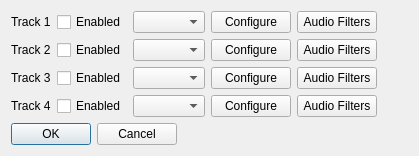
Qt form branches/avidemux_2.6_branch_mean/avidemux/qt4/ADM_userInterfaces/ADM_dialog/audioTracks.ui (BackupTheBerlios/avidemux-svn) before a commit.
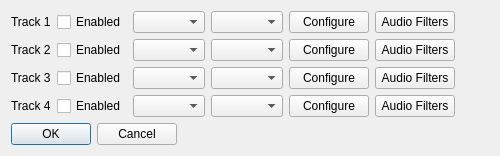
The same form after that commit.

Commit message: [ui] Add dummy audiotrack dialog

Patch:
```diff
--- a/branches/avidemux_2.6_branch_mean/avidemux/qt4/ADM_userInterfaces/ADM_dialog/audioTracks.ui
+++ b/branches/avidemux_2.6_branch_mean/avidemux/qt4/ADM_userInterfaces/ADM_dialog/audioTracks.ui
@@ -6,8 +6,8 @@
    <rect>
     <x>0</x>
     <y>0</y>
-    <width>419</width>
-    <height>155</height>
+    <width>500</width>
+    <height>153</height>
    </rect>
   </property>
   <property name="windowTitle">
@@ -15,8 +15,6 @@
   </property>
   <layout class="QFormLayout" name="formLayout">
    <item row="0" column="0">
-    <layout class="QVBoxLayout" name="verticalLayout">
-     <item>
       <layout class="QHBoxLayout" name="horizontalLayout">
        <item>
         <widget class="QLabel" name="label1">
@@ -32,6 +30,9 @@
          </property>
         </widget>
        </item>
+     <item>
+      <widget class="QComboBox" name="comboBoxInput1"/>
+     </item>
        <item>
         <widget class="QComboBox" name="comboBoxCodec1"/>
        </item>
@@ -51,7 +52,7 @@
        </item>
       </layout>
      </item>
-     <item>
+   <item row="1" column="0">
       <layout class="QHBoxLayout" name="horizontalLayout_2">
        <item>
         <widget class="QLabel" name="label1_2">
@@ -67,6 +68,9 @@
          </property>
         </widget>
        </item>
+     <item>
+      <widget class="QComboBox" name="comboBoxInput2"/>
+     </item>
        <item>
         <widget class="QComboBox" name="comboBoxCodec2"/>
        </item>
@@ -86,7 +90,7 @@
        </item>
       </layout>
      </item>
-     <item>
+   <item row="2" column="0">
       <layout class="QHBoxLayout" name="horizontalLayout_3">
        <item>
         <widget class="QLabel" name="label1_3">
@@ -102,6 +106,9 @@
          </property>
         </widget>
        </item>
+     <item>
+      <widget class="QComboBox" name="comboBoxInput3"/>
+     </item>
        <item>
         <widget class="QComboBox" name="comboBoxCodec3"/>
        </item>
@@ -121,7 +128,7 @@
        </item>
       </layout>
      </item>
-     <item>
+   <item row="3" column="0">
       <layout class="QHBoxLayout" name="horizontalLayout_4">
        <item>
         <widget class="QLabel" name="label1_4">
@@ -138,7 +145,10 @@
         </widget>
        </item>
        <item>
-        <widget class="QComboBox" name="comboBox4"/>
+      <widget class="QComboBox" name="comboBoxInput4"/>
+     </item>
+     <item>
+      <widget class="QComboBox" name="comboBoxCodec4"/>
        </item>
        <item>
         <widget class="QPushButton" name="pushButtonCodecConf4">
@@ -156,9 +166,7 @@
        </item>
       </layout>
      </item>
-    </layout>
-   </item>
-   <item row="1" column="0">
+   <item row="4" column="0">
     <widget class="QDialogButtonBox" name="buttonBox">
      <property name="orientation">
       <enum>Qt::Horizontal</enum>
```
Lines whose indentation alone changed are shown as unchanged. The commit also changes 2 other files.
